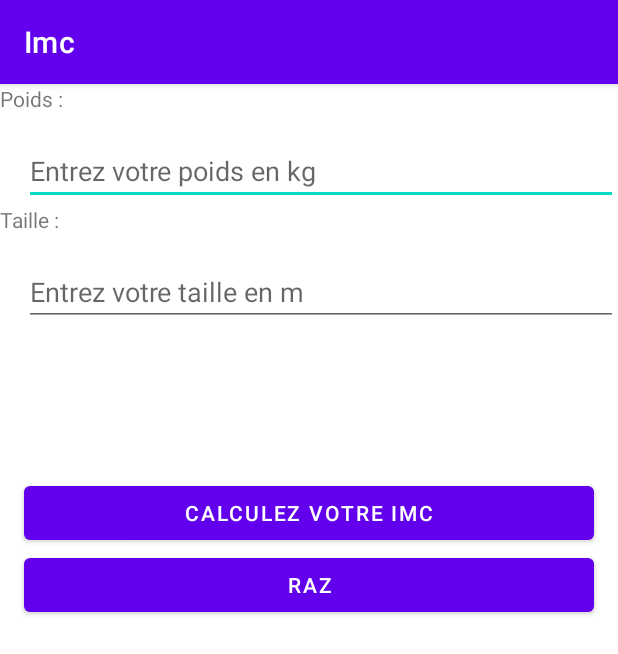
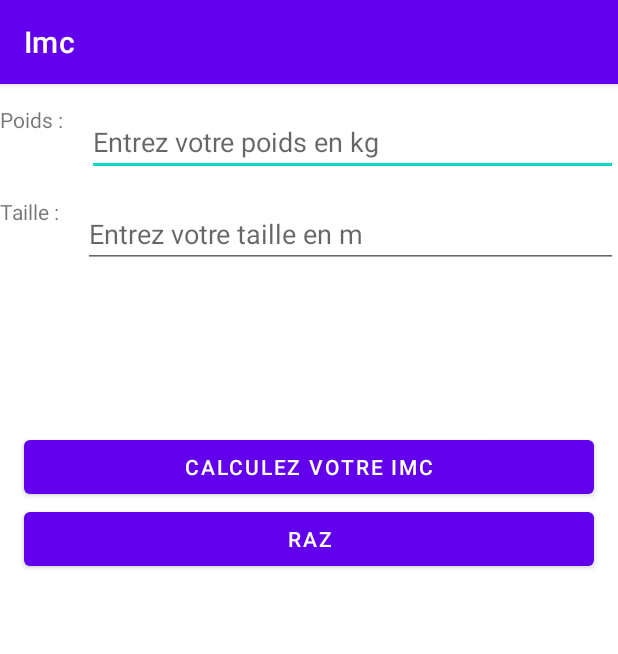
Before and after one commit to flub78/ANdroidImc, an Android app: the screen it shows after launch (MainActivity), after a tap on "CALCULEZ VOTRE IMC", on a phone screen of 412 x 824 dp. Shown: the top 654 px of the screen. Run offline under Robolectric (Android 15) with nearby library versions, the phone set to English and light mode, and no system bars.

Commit message:
Small refactoring

```diff
--- a/app/src/main/java/flub78/org/imc/MainActivity.java
+++ b/app/src/main/java/flub78/org/imc/MainActivity.java
@@ -3,13 +3,19 @@ package flub78.org.imc;
 import androidx.appcompat.app.AppCompatActivity;
 
 import android.os.Bundle;
+import android.view.Gravity;
+import android.view.LayoutInflater;
 import android.view.View;
+import android.view.ViewGroup;
 import android.widget.Button;
 import android.widget.EditText;
 import android.widget.TextView;
 import android.widget.Toast;
 
 import java.text.DecimalFormat;
+
+import static android.widget.Toast.*;
+import static flub78.org.imc.R.id.custom_toast_container;
 
 public class MainActivity extends AppCompatActivity {
 
@@ -23,7 +29,7 @@ public class MainActivity extends AppCompatActivity {
     @Override
     protected void onCreate(Bundle savedInstanceState) {
         super.onCreate(savedInstanceState);
-        setContentView(R.layout.activity_main);
+        setContentView(R.layout.activity_main2);
 
         mResult = (TextView) findViewById(R.id.activity_main_result_text);
         mSizeInput = (EditText) findViewById(R.id.activity_main_size_input);
@@ -45,24 +51,24 @@ public class MainActivity extends AppCompatActivity {
                 try {
                     weight = Float.parseFloat(mWeightInput.getText().toString());
                 } catch (Exception e) {
-                    Toast.makeText(getApplicationContext(), "Poid incorrect", Toast.LENGTH_SHORT).show();
+                    warningPopup("Poids incorrect");
                     return;
                 }
 
                 try {
                     size = Float.parseFloat(mSizeInput.getText().toString());
                 } catch (Exception e) {
-                    Toast.makeText(getApplicationContext(), "Taille incorrecte", Toast.LENGTH_SHORT).show();
+                    warningPopup("Taille incorrecte");
                     return;
                 }
 
                 if ((size < 1.0) || (size > 2.2)) {
-                    Toast.makeText(getApplicationContext(), "IMC non significatif pour cette taille", Toast.LENGTH_SHORT).show();
+                    warningPopup("IMC non significatif pour cette taille");
                     return;
                 }
 
                 if ((weight < 40.0) || (weight > 200.2)) {
-                    Toast.makeText(getApplicationContext(), "IMC non significatif pour ce poid", Toast.LENGTH_SHORT).show();
+                    warningPopup("IMC non significatif pour ce poids");
                     return;
                 }
 
@@ -85,4 +91,28 @@ public class MainActivity extends AppCompatActivity {
         });
 
     }
+
+
+    /**
+     * Small warning for input errors
+     * @param msg
+     */
+    void warningPopup(final String msg) {
+
+        // Toast.makeText(getApplicationContext(), "Poid incorrect", Toast.LENGTH_SHORT).show();
+
+        LayoutInflater inflater = getLayoutInflater();
+        View layout = inflater.inflate(R.layout.custom_toast,
+                (ViewGroup) findViewById(custom_toast_container));
+
+        TextView text = (TextView) layout.findViewById(R.id.text);
+        text.setText(msg);
+
+        Toast toast = new Toast(getApplicationContext());
+        toast.setGravity(Gravity.CENTER_VERTICAL, 0, 0);
+        toast.setDuration(Toast.LENGTH_SHORT);
+        toast.setView(layout);
+        toast.show();
+
+    }
 }
--- /dev/null
+++ b/app/src/main/res/drawable/rounded_corners.xml
@@ -0,0 +1,14 @@
+<?xml version="1.0" encoding="utf-8"?>
+<selector xmlns:android="http://schemas.android.com/apk/res/android">
+
+    <solid android:color="@color/warning" />
+
+    <padding
+        android:left="1dp"
+        android:right="1dp"
+        android:bottom="1dp"
+        android:top="1dp" />
+
+    <corners android:radius="5dp" />
+
+</selector>
--- /dev/null
+++ b/app/src/main/res/layout/activity_main2.xml
@@ -0,0 +1,87 @@
+<?xml version="1.0" encoding="utf-8"?>
+<LinearLayout xmlns:android="http://schemas.android.com/apk/res/android"
+    xmlns:app="http://schemas.android.com/apk/res-auto"
+    xmlns:tools="http://schemas.android.com/tools"
+    android:layout_width="match_parent"
+    android:layout_height="match_parent"
+    android:orientation="vertical"
+    tools:context=".MainActivity">
+
+    <LinearLayout
+        android:layout_width="match_parent"
+        android:layout_height="wrap_content"
+        android:orientation="horizontal">
+
+        <TextView
+            android:layout_width="wrap_content"
+            android:layout_height="wrap_content"
+            android:text="Poids :"
+            android:textSize="14sp" />
+
+        <EditText
+            android:id="@+id/activity_main_weight_input"
+            android:layout_width="match_parent"
+            android:layout_height="wrap_content"
+            android:layout_marginStart="16dp"
+            android:layout_marginTop="16dp"
+            android:ems="10"
+            android:hint="Entrez votre poids en kg"
+            android:inputType="numberDecimal" />
+    </LinearLayout>
+
+    <LinearLayout
+        android:layout_width="match_parent"
+        android:layout_height="wrap_content"
+        android:orientation="horizontal">
+
+        <TextView
+            android:layout_width="wrap_content"
+            android:layout_height="wrap_content"
+            android:text="Taille :"
+            tools:layout_editor_absoluteX="96dp"
+            tools:layout_editor_absoluteY="35dp" />
+
+        <EditText
+            android:id="@+id/activity_main_size_input"
+            android:layout_width="match_parent"
+            android:layout_height="wrap_content"
+            android:layout_marginStart="16dp"
+            android:layout_marginTop="16dp"
+            android:ems="10"
+            android:hint="Entrez votre taille en m"
+            android:inputType="numberDecimal" />
+    </LinearLayout>
+
+    <TextView
+        android:id="@+id/activity_main_result_text"
+        android:layout_width="wrap_content"
+        android:layout_height="wrap_content"
+        android:layout_gravity="center_horizontal"
+        android:layout_marginStart="16dp"
+        android:layout_marginTop="16dp"
+        android:padding="30dp"
+
+        android:text=""
+        android:textSize="24sp"
+        android:textStyle="bold"
+        tools:layout_editor_absoluteX="96dp"
+        tools:layout_editor_absoluteY="35dp" />
+
+    <Button
+        android:id="@+id/activity_main_compute_button"
+        android:layout_width="match_parent"
+        android:layout_height="wrap_content"
+        android:layout_marginStart="16dp"
+        android:layout_marginEnd="16dp"
+        android:text="Calculez votre IMC" />
+
+    <Button
+        android:id="@+id/activity_main_clear_button"
+        android:layout_width="match_parent"
+        android:layout_height="wrap_content"
+        android:layout_marginStart="16dp"
+        android:layout_marginEnd="16dp"
+        android:onClick="sendMessage"
+        android:text="RAZ" />
+
+</LinearLayout>
--- /dev/null
+++ b/app/src/main/res/layout/custom_toast.xml
@@ -0,0 +1,16 @@
+<LinearLayout xmlns:android="http://schemas.android.com/apk/res/android"
+android:id="@+id/custom_toast_container"
+android:orientation="horizontal"
+android:layout_width="fill_parent"
+android:layout_height="fill_parent"
+android:padding="8dp"
+android:background="#DAAA"
+    >
+
+    <TextView
+        android:id="@+id/text"
+        android:layout_width="wrap_content"
+        android:layout_height="wrap_content"
+        android:background="@drawable/rounded_corners"
+        android:textColor="@color/black" />
+</LinearLayout>
--- a/app/src/main/res/values/colors.xml
+++ b/app/src/main/res/values/colors.xml
@@ -7,4 +7,7 @@
     <color name="teal_700">#FF018786</color>
     <color name="black">#FF000000</color>
     <color name="white">#FFFFFFFF</color>
+
+    <color name="warning">#FF5722</color>
+
 </resources>
```
Also changed, not shown: 1 other file.
